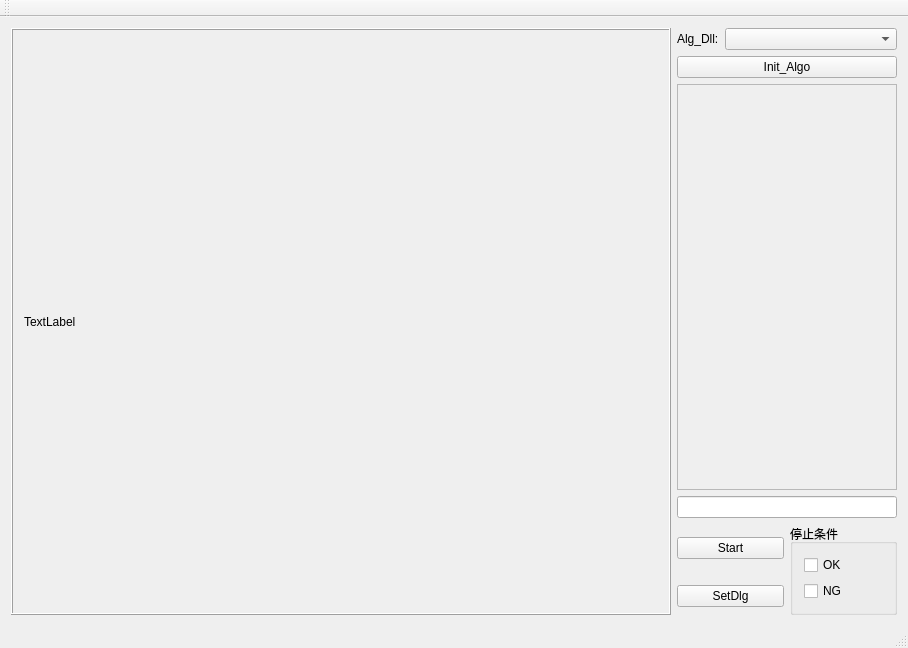
The window that example-demo/algo_demo/algo_demo.ui (RICOH-PROGRAM/Standard_Inspect_Demo) describes before a commit, drawn with Qt 5.
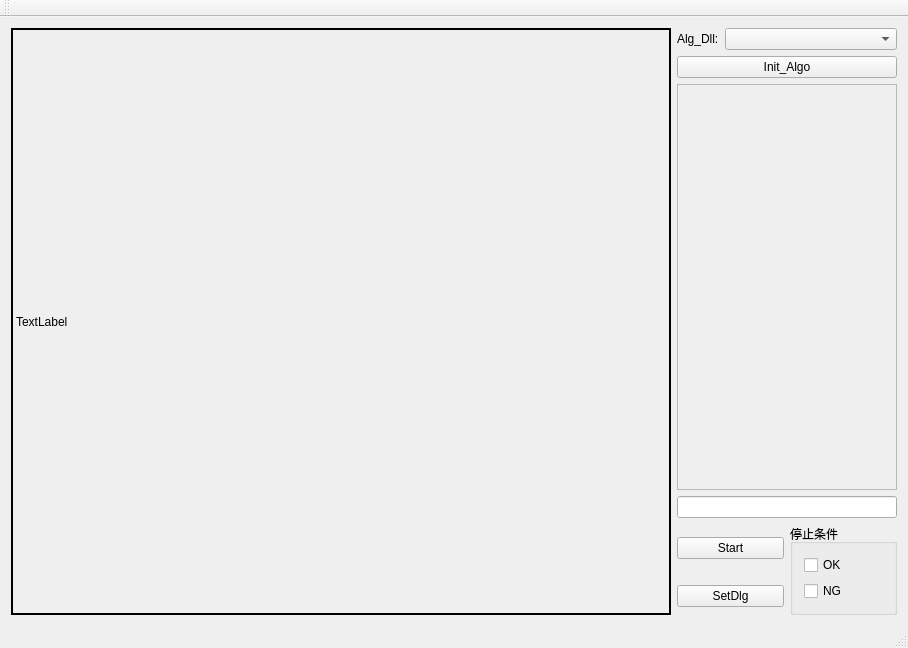
The same window after the commit.

Commit message: feat: add mygraphicsview to show image

Diff of the .ui file:
```diff
--- a/example-demo/algo_demo/algo_demo.ui
+++ b/example-demo/algo_demo/algo_demo.ui
@@ -19,24 +19,18 @@
   <widget class="QWidget" name="centralWidget">
    <layout class="QHBoxLayout" name="horizontalLayout" stretch="3,1">
     <item>
-     <widget class="QFrame" name="frame">
+     <widget class="QLabel" name="label_Show">
       <property name="frameShape">
        <enum>QFrame::Box</enum>
       </property>
-      <property name="frameShadow">
-       <enum>QFrame::Raised</enum>
+      <property name="lineWidth">
+       <number>2</number>
       </property>
-      <layout class="QGridLayout" name="gridLayout_2">
-       <item row="0" column="0">
-        <widget class="QLabel" name="label_Show">
          <property name="text">
           <string>TextLabel</string>
          </property>
         </widget>
        </item>
-      </layout>
-     </widget>
-    </item>
     <item>
      <layout class="QVBoxLayout" name="verticalLayout">
       <item>
```
Left out of the diff: 6 changed lines with no effect on the pictures. Lines whose indentation alone changed are shown as unchanged. The commit also changes 13 other files.
